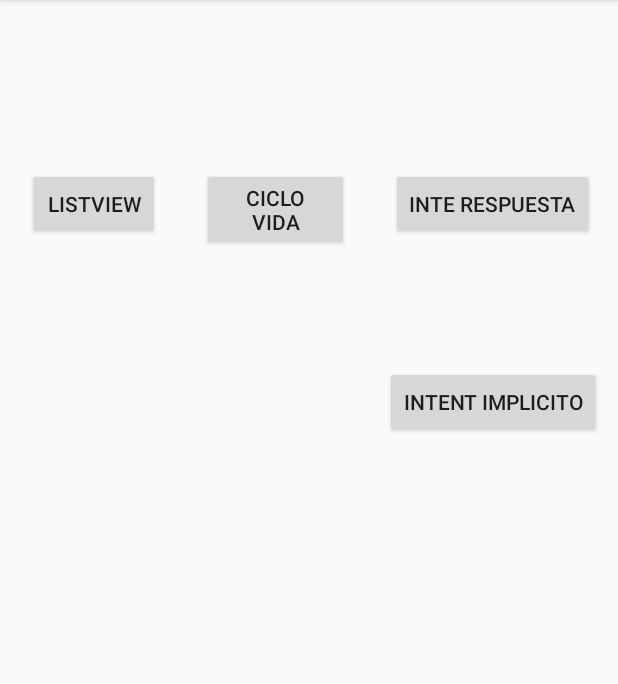
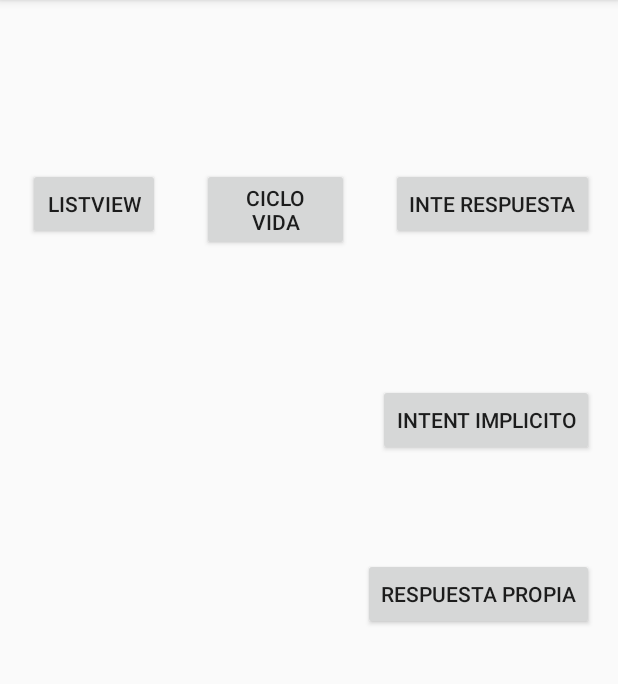
Before and after one commit to 2020-A-Moviles-GR1/mov-reinoso-alvarado-washington-paul, an Android app: the screen it shows after launch (MainActivity), on a phone screen of 412 x 824 dp, the part 84-768 px from its top. Run offline under Robolectric (Android 15) with nearby library versions, the phone set to English and light mode, and no system bars.

Commit message:
startActivityForResult-flujoDtos
envio y recepcion de datos con intents

```diff
--- a/02-android/app/src/main/res/layout/activity_main.xml
+++ b/02-android/app/src/main/res/layout/activity_main.xml
@@ -45,9 +45,21 @@
         android:id="@+id/btn_intent_implicito"
         android:layout_width="wrap_content"
         android:layout_height="wrap_content"
-        android:layout_marginTop="84dp"
+        android:layout_marginTop="96dp"
         android:text="Intent implicito"
         app:layout_constraintEnd_toEndOf="@+id/btn_intent_respuesta"
+        app:layout_constraintHorizontal_bias="1.0"
         app:layout_constraintStart_toStartOf="@+id/btn_intent_respuesta"
         app:layout_constraintTop_toBottomOf="@+id/btn_intent_respuesta" />
+
+    <Button
+        android:id="@+id/btn_resp_propia"
+        android:layout_width="wrap_content"
+        android:layout_height="wrap_content"
+        android:layout_marginTop="68dp"
+        android:text="respuesta propia"
+        app:layout_constraintEnd_toEndOf="@+id/btn_intent_implicito"
+        app:layout_constraintHorizontal_bias="1.0"
+        app:layout_constraintStart_toStartOf="@+id/btn_intent_implicito"
+        app:layout_constraintTop_toBottomOf="@+id/btn_intent_implicito" />
 </androidx.constraintlayout.widget.ConstraintLayout>
```
Also changed, not shown: 02-android/app/src/main/java/com/example/moviles_1/IntentEnviaParametrosActivity.kt (+27 -0 lines), 02-android/app/src/main/java/com/example/moviles_1/MainActivity.kt (+77 -0 lines), 02-android/app/src/main/res/layout/activity_intent_envia_parametros.xml (+24 -1 lines).
